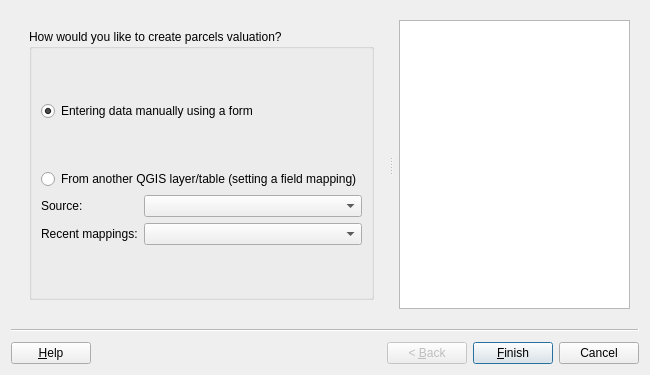
Above: asistente_ladm_col/ui/wiz_create_parcel_valuation.ui from SwissTierrasColombia/Asistente-LADM-COL before the change. Below: the same form after it.
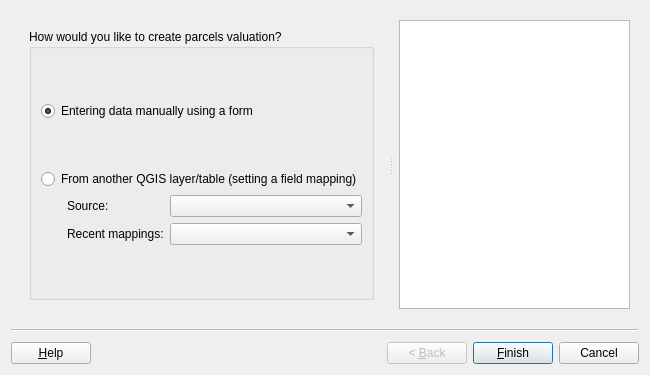
That is the form after the change. Custom widgets are drawn as their Qt base class.

Commit message: Fix space in labels of recents mappings

What changed in the file:
```diff
--- a/asistente_ladm_col/ui/wiz_create_parcel_valuation.ui
+++ b/asistente_ladm_col/ui/wiz_create_parcel_valuation.ui
@@ -95,7 +95,23 @@
              </property>
             </widget>
            </item>
-           <item row="4" column="0" colspan="2">
+           <item row="4" column="0">
+            <spacer name="horizontalSpacer">
+             <property name="orientation">
+              <enum>Qt::Horizontal</enum>
+             </property>
+             <property name="sizeType">
+              <enum>QSizePolicy::Fixed</enum>
+             </property>
+             <property name="sizeHint" stdset="0">
+              <size>
+               <width>13</width>
+               <height>20</height>
+              </size>
+             </property>
+            </spacer>
+           </item>
+           <item row="4" column="1">
             <layout class="QGridLayout" name="gridLayout_2">
              <item row="0" column="0">
               <widget class="QLabel" name="lbl_refactor_source">
```
Left out of the diff: 4 changed lines with no effect on the pictures. The commit also changes 4 other files.
